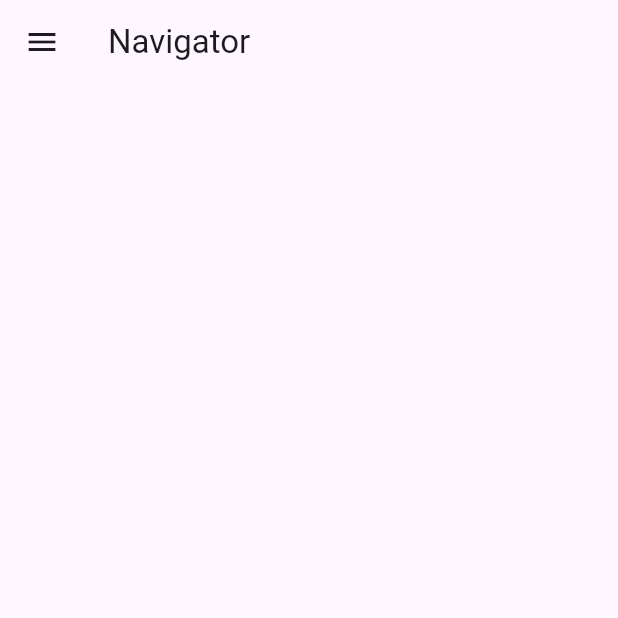
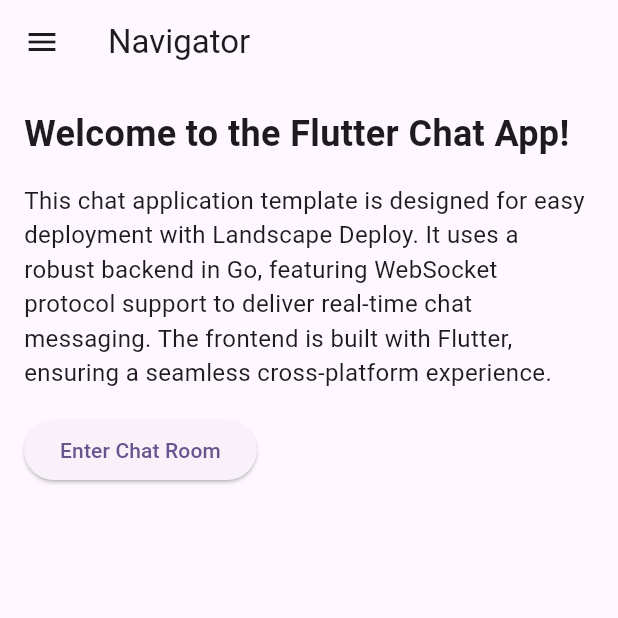
Before and after one commit to DerBurri/flutter-chat, a Flutter app: the screen it shows after launch, on a phone screen of 412 x 824 dp, the top half of it. Run offline on Flutter 3.47's test engine with Material 3 defaults, Android fonts, the phone set to English and light mode, and no system bars.

```diff
--- a/my_app/lib/main.dart
+++ b/my_app/lib/main.dart
@@ -8,37 +8,22 @@ void main() {
 class MyApp extends StatelessWidget {
   const MyApp({super.key});
 
-  // This widget is the root of your application.
   @override
   Widget build(BuildContext context) {
     return MaterialApp(
       title: 'Flutter Chat Demo',
       theme: ThemeData(
-        // This is the theme of your application.
-        //
-        // TRY THIS: Try running your application with "flutter run". You'll see
-        // the application has a purple toolbar. Then, without quitting the app,
-        // try changing the seedColor in the colorScheme below to Colors.green
-        // and then invoke "hot reload" (save your changes or press the "hot
-        // reload" button in a Flutter-supported IDE, or press "r" if you used
-        // the command line to start the app).
-        //
-        // Notice that the counter didn't reset back to zero; the application
-        // state is not lost during the reload. To reset the state, use hot
-        // restart instead.
-        //
-        // This works for code too, not just values: Most code changes can be
-        // tested with just a hot reload.
         colorScheme: ColorScheme.fromSeed(seedColor: Colors.deepPurple),
         useMaterial3: true,
       ),
-      home: MyHomePage(),
+      home: const MyHomePage(),
     );
   }
 }
 
+class MyHomePage extends StatelessWidget {
+  const MyHomePage({super.key});
 
-  class MyHomePage extends StatelessWidget {
   @override
   Widget build(BuildContext context) {
     return Scaffold(
@@ -53,24 +38,56 @@ class MyApp extends StatelessWidget {
               decoration: BoxDecoration(
                 color: Colors.purple,
               ),
-		 				child: Text('Navigator')
+              child: Text(
+                'Navigator',
+                style: TextStyle(color: Colors.white, fontSize: 24),
+              ),
             ),
             ListTile(
               title: const Text('Chat Room'),
-
               onTap: () {
-                Navigator.push(context,
+                Navigator.push(
+                  context,
                   MaterialPageRoute(
                     builder: (context) => ChatScreen(),
-                ),);
-
-
+                  ),
+                );
               },
             ),
-						]
+          ],
         ),
       ),
-
+      body: Padding(
+        padding: const EdgeInsets.all(16.0),
+        child: Column(
+          crossAxisAlignment: CrossAxisAlignment.start,
+          children: [
+            const Text(
+              'Welcome to the Flutter Chat App!',
+              style: TextStyle(fontSize: 24, fontWeight: FontWeight.bold),
+            ),
+            const SizedBox(height: 16),
+            const Text(
+              'This chat application template is designed for easy deployment with Landscape Deploy. '
+              'It uses a robust backend in Go, featuring WebSocket protocol support to deliver real-time chat messaging. '
+              'The frontend is built with Flutter, ensuring a seamless cross-platform experience.',
+              style: TextStyle(fontSize: 16),
+            ),
+            const SizedBox(height: 16),
+            ElevatedButton(
+              onPressed: () {
+                Navigator.push(
+                  context,
+                  MaterialPageRoute(
+                    builder: (context) => ChatScreen(),
+                  ),
+                );
+              },
+              child: const Text('Enter Chat Room'),
+            ),
+          ],
+        ),
+      ),
     );
   }
 }
```
Also changed, not shown: 1 other file. Lines whose indentation alone changed are shown as unchanged.
